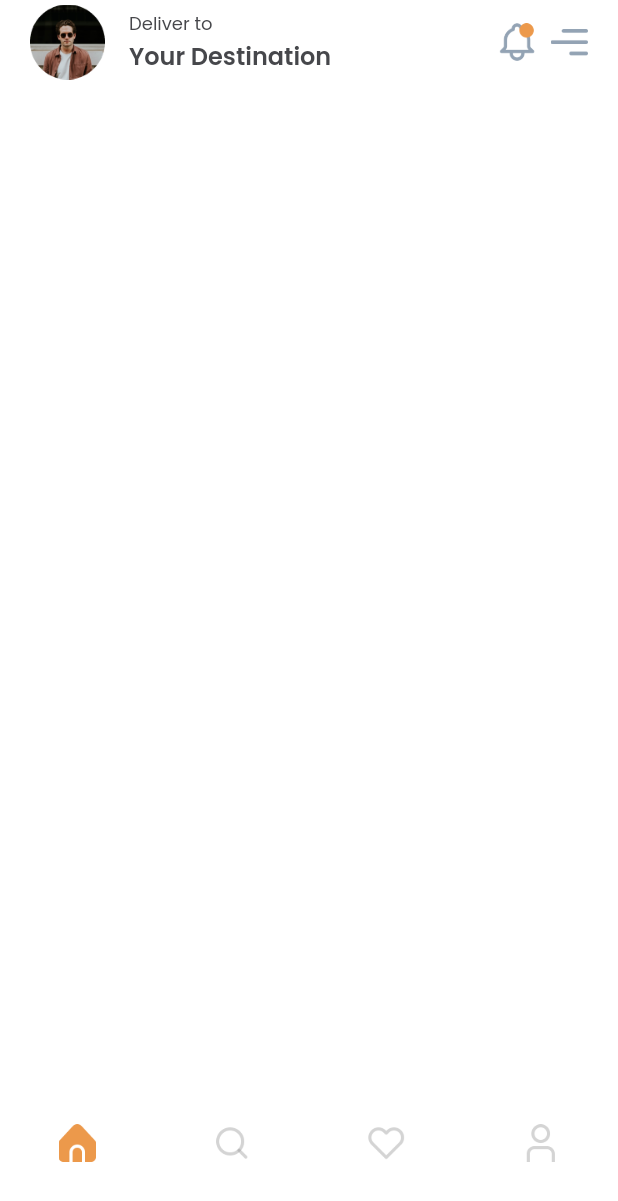
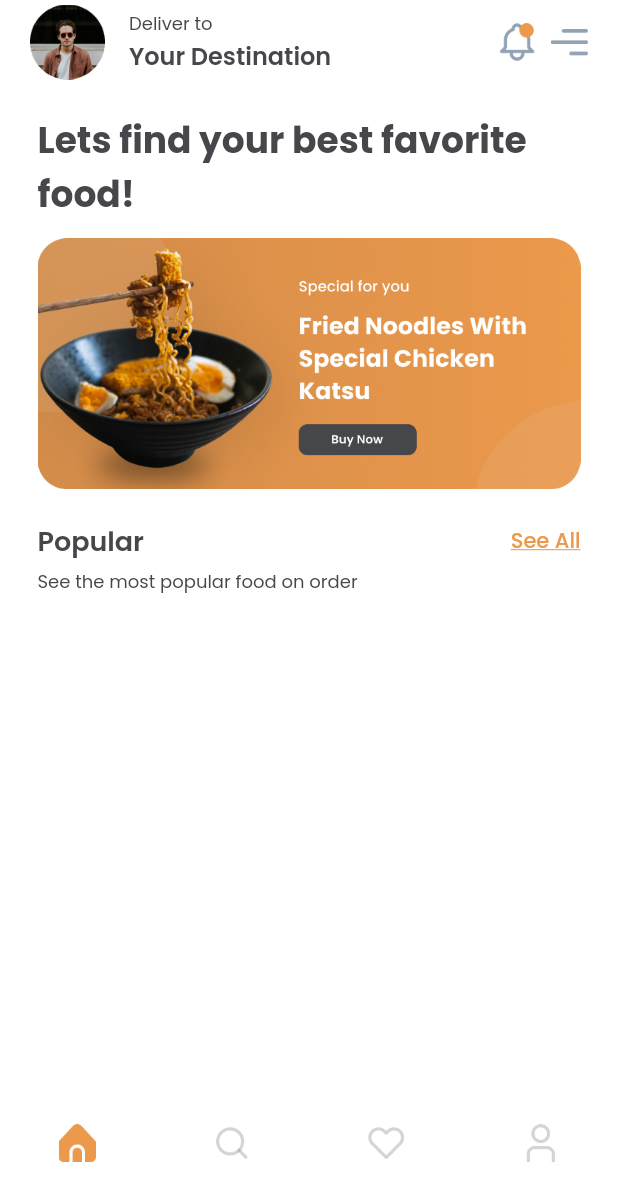
Before and after one commit to jesther-ai/food-delivery-app, a Flutter app: the NavScreen screen opened by its route, on a phone screen of 412 x 824 dp. Shown: the top 1201 px of the screen. Run offline on Flutter 3.47's test engine with Material 2 defaults, Android fonts, the phone set to English and light mode, and no system bars; our stand-ins replace carousel_slider, flutter_staggered_animations, google_fonts.

Commit message:
home screen

```diff
--- a/lib/screens/home_screen.dart
+++ b/lib/screens/home_screen.dart
@@ -1,13 +1,62 @@
 import 'package:flutter/material.dart';
+import 'package:food_app_delivery/devices/utilities/hex_color.dart';
+import 'package:food_app_delivery/themes/animation.dart';
 import 'package:food_app_delivery/widgets/home_app_bar.dart';
+import 'package:food_app_delivery/widgets/promo_card.dart';
+import 'package:food_app_delivery/widgets/title_card.dart';
+import 'package:google_fonts/google_fonts.dart';
 
 class HomeScreen extends StatelessWidget {
   const HomeScreen({Key? key}) : super(key: key);
   @override
   Widget build(BuildContext context) {
-    return const Scaffold(
+    return Scaffold(
       backgroundColor: Colors.white,
-      appBar: HomeAppBar(),
+      appBar: const HomeAppBar(),
+      body: SingleChildScrollView(
+        padding: const EdgeInsets.only(right: 25, left: 25),
+        child: Column(
+          children: [
+            const SizedBox(height: 20),
+            FoodAppAnimation(
+              position: 5,
+              child: Text(
+                'Lets find your best favorite food!',
+                style: GoogleFonts.poppins(
+                  fontWeight: FontWeight.w700,
+                  fontSize: 24,
+                  color: HexColor('#46474B'),
+                ),
+              ),
+            ),
+            const SizedBox(height: 10),
+            const PromoCard(position: 6),
+            const SizedBox(height: 20),
+            const PopularSection(position: 7),
+          ],
+        ),
+      ),
     );
   }
 }
+
+class PopularSection extends StatelessWidget {
+  const PopularSection({
+    required this.position,
+    Key? key,
+  }) : super(key: key);
+  final int position;
+  @override
+  Widget build(BuildContext context) {
+    return Column(
+      mainAxisAlignment: MainAxisAlignment.start,
+      crossAxisAlignment: CrossAxisAlignment.start,
+      children: const [
+        TitleCard(
+          title: 'Popular',
+          desc: 'See the most popular food on order',
+        ),
+      ],
+    );
+  }
+}
--- a/lib/themes/animation.dart
+++ b/lib/themes/animation.dart
@@ -13,7 +13,7 @@ class FoodAppAnimation extends StatelessWidget {
   Widget build(BuildContext context) {
     return AnimationConfiguration.staggeredList(
       position: position,
-      duration: const Duration(milliseconds: 1000),
+      duration: const Duration(milliseconds: 500),
       child: FadeInAnimation(
         child: child,
       ),
--- a/lib/widgets/home_app_bar.dart
+++ b/lib/widgets/home_app_bar.dart
@@ -21,33 +21,13 @@ class HomeAppBar extends StatelessWidget implements PreferredSizeWidget {
           child: Image.asset('assets/images/profilePicture.png'),
         ),
       ),
-      actions: [
-        FoodAppAnimation(
-          position: 1,
-          child: Image.asset(
-            'assets/images/notificationIcon.png',
-            height: 25,
-            width: 25,
-          ),
-        ),
-        const SizedBox(width: 10),
-        FoodAppAnimation(
-          position: 2,
-          child: Image.asset(
-            'assets/images/drawerIcon.png',
-            height: 25,
-            width: 25,
-          ),
-        ),
-        const SizedBox(width: 20),
-      ],
       centerTitle: false,
       title: Column(
         crossAxisAlignment: CrossAxisAlignment.start,
         mainAxisAlignment: MainAxisAlignment.center,
         children: [
-          FoodAppAnimation2(
-            position: 3,
+          FoodAppAnimation(
+            position: 1,
             child: Text(
               'Deliver to',
               style: GoogleFonts.poppins(
@@ -57,8 +37,8 @@ class HomeAppBar extends StatelessWidget implements PreferredSizeWidget {
               ),
             ),
           ),
-          FoodAppAnimation2(
-            position: 4,
+          FoodAppAnimation(
+            position: 2,
             child: Text(
               'Your Destination',
               style: GoogleFonts.poppins(
@@ -70,6 +50,26 @@ class HomeAppBar extends StatelessWidget implements PreferredSizeWidget {
           ),
         ],
       ),
+      actions: [
+        FoodAppAnimation(
+          position: 3,
+          child: Image.asset(
+            'assets/images/notificationIcon.png',
+            height: 25,
+            width: 25,
+          ),
+        ),
+        const SizedBox(width: 10),
+        FoodAppAnimation(
+          position: 4,
+          child: Image.asset(
+            'assets/images/drawerIcon.png',
+            height: 25,
+            width: 25,
+          ),
+        ),
+        const SizedBox(width: 20),
+      ],
     );
   }
 
--- /dev/null
+++ b/lib/widgets/promo_card.dart
@@ -0,0 +1,25 @@
+import 'package:flutter/material.dart';
+import 'package:food_app_delivery/themes/animation.dart';
+
+class PromoCard extends StatelessWidget {
+  const PromoCard({
+    required this.position,
+    Key? key,
+  }) : super(key: key);
+  final int position;
+  @override
+  Widget build(BuildContext context) {
+    return FoodAppAnimation2(
+      position: position,
+      child: Container(
+        width: double.infinity,
+        height: 169,
+        decoration: BoxDecoration(
+          color: Colors.transparent,
+          borderRadius: BorderRadius.circular(20),
+        ),
+        child: Image.asset('assets/images/promoCard.png'),
+      ),
+    );
+  }
+}
--- /dev/null
+++ b/lib/widgets/title_card.dart
@@ -0,0 +1,53 @@
+import 'package:flutter/material.dart';
+import 'package:food_app_delivery/devices/utilities/hex_color.dart';
+import 'package:google_fonts/google_fonts.dart';
+
+class TitleCard extends StatelessWidget {
+  const TitleCard({
+    required this.title,
+    required this.desc,
+    Key? key,
+  }) : super(key: key);
+  final String title;
+  final String desc;
+  @override
+  Widget build(BuildContext context) {
+    return Column(
+      mainAxisAlignment: MainAxisAlignment.start,
+      crossAxisAlignment: CrossAxisAlignment.start,
+      children: [
+        Row(
+          mainAxisAlignment: MainAxisAlignment.spaceBetween,
+          children: [
+            Text(
+              title,
+              style: GoogleFonts.poppins(
+                fontWeight: FontWeight.w600,
+                fontSize: 18,
+                color: HexColor('#46474B'),
+              ),
+            ),
+            Text(
+              'See All',
+              style: GoogleFonts.poppins(
+                decoration: TextDecoration.underline,
+                fontWeight: FontWeight.w500,
+                fontSize: 14,
+                color: HexColor('#EC994B'),
+              ),
+            ),
+          ],
+        ),
+        const SizedBox(height: 5),
+        Text(
+          desc,
+          style: GoogleFonts.poppins(
+            fontWeight: FontWeight.w400,
+            fontSize: 12,
+            color: HexColor('#46474B'),
+          ),
+        ),
+      ],
+    );
+  }
+}
```
Also changed, not shown: assets/images/promoCard.png (added).
